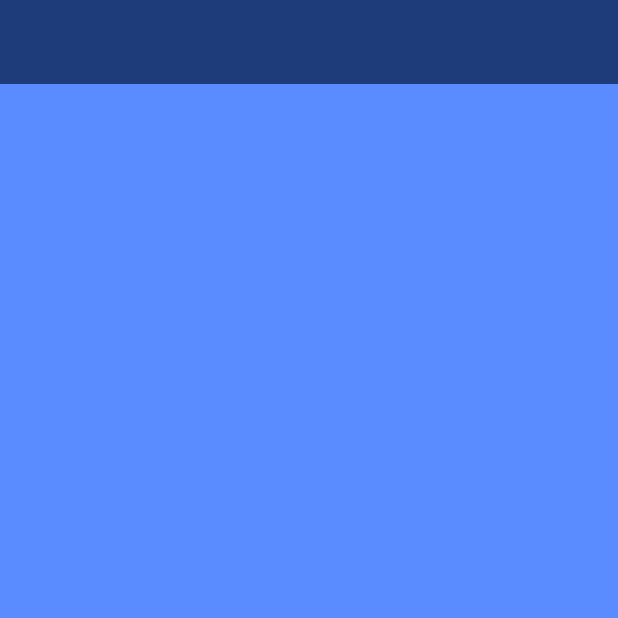
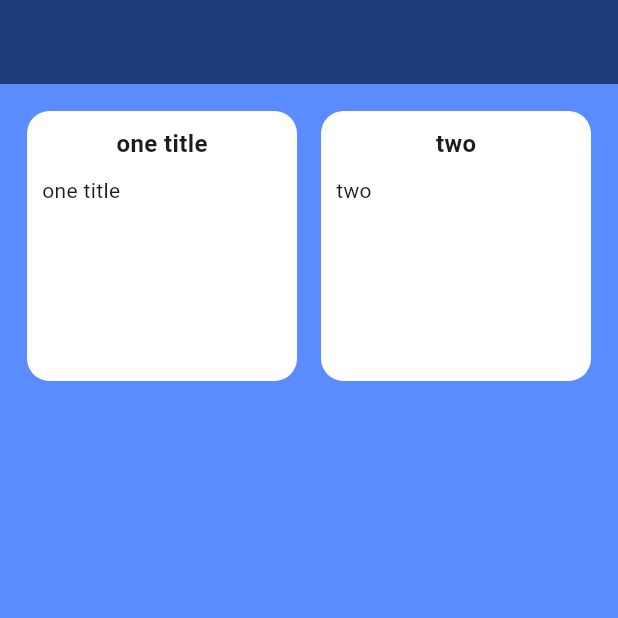
Before and after one commit to Mohamed-Fathy0/Notes-Tasks, a Flutter app: the screen it shows after launch, on a phone screen of 412 x 824 dp, the top half of it. Run offline on Flutter 3.47's test engine with Material 3 defaults, Android fonts, the light colour scheme and no system bars.

Commit message:
last modify

```diff
--- a/lib/view/notes_screen.dart
+++ /dev/null
@@ -1,12 +0,0 @@
-import 'package:flutter/material.dart';
-
-class NotesScreen extends StatelessWidget {
-  const NotesScreen({super.key});
-
-  @override
-  Widget build(BuildContext context) {
-    return Scaffold(
-      appBar: AppBar(),
-    );
-  }
-}
--- /dev/null
+++ b/lib/view/screens/notes_screen.dart
@@ -0,0 +1,28 @@
+import 'package:flutter/material.dart';
+import 'package:notes_and_tasks/view/widgets/container_note.dart';
+
+class NotesScreen extends StatelessWidget {
+  const NotesScreen({super.key});
+
+  @override
+  Widget build(BuildContext context) {
+    return Scaffold(
+      appBar: AppBar(),
+      body: GridView(
+        clipBehavior: Clip.none,
+        padding: const EdgeInsets.all(10),
+        gridDelegate: const SliverGridDelegateWithFixedCrossAxisCount(
+          crossAxisCount: 2,
+        ),
+        children: const [
+          ContainerNote(
+            title: 'one title',
+          ),
+          ContainerNote(
+            title: 'two',
+          ),
+        ],
+      ),
+    );
+  }
+}
--- /dev/null
+++ b/lib/view/widgets/container_note.dart
@@ -0,0 +1,51 @@
+import 'package:flutter/material.dart';
+
+class ContainerNote extends StatelessWidget {
+  final String title;
+  const ContainerNote({
+    Key? key,
+    required this.title,
+  }) : super(key: key);
+
+  @override
+  Widget build(BuildContext context) {
+    double width = MediaQuery.of(context).size.width;
+    double containerWidth = (width - 30) / 2; // Adjusted width calculation
+
+    return Padding(
+      padding: const EdgeInsets.all(8.0),
+      child: Container(
+        decoration: BoxDecoration(
+          borderRadius: BorderRadius.circular(15),
+          color: Colors.white,
+        ),
+        height: 200,
+        width: containerWidth,
+        child: Column(
+          crossAxisAlignment: CrossAxisAlignment.center,
+          children: [
+            Padding(
+              padding: const EdgeInsets.only(top: 10),
+              child: Text(
+                title,
+                style: const TextStyle(
+                  fontWeight: FontWeight.bold,
+                  fontSize: 16, // Adjust font size if needed
+                ),
+              ),
+            ),
+            Container(
+              alignment: Alignment.centerLeft,
+              child: Padding(
+                padding: const EdgeInsets.all(10),
+                child: Text(
+                  title,
+                ),
+              ),
+            ),
+          ],
+        ),
+      ),
+    );
+  }
+}
```
Also changed, not shown: lib/main.dart (+5 -4 lines), pubspec.lock.
